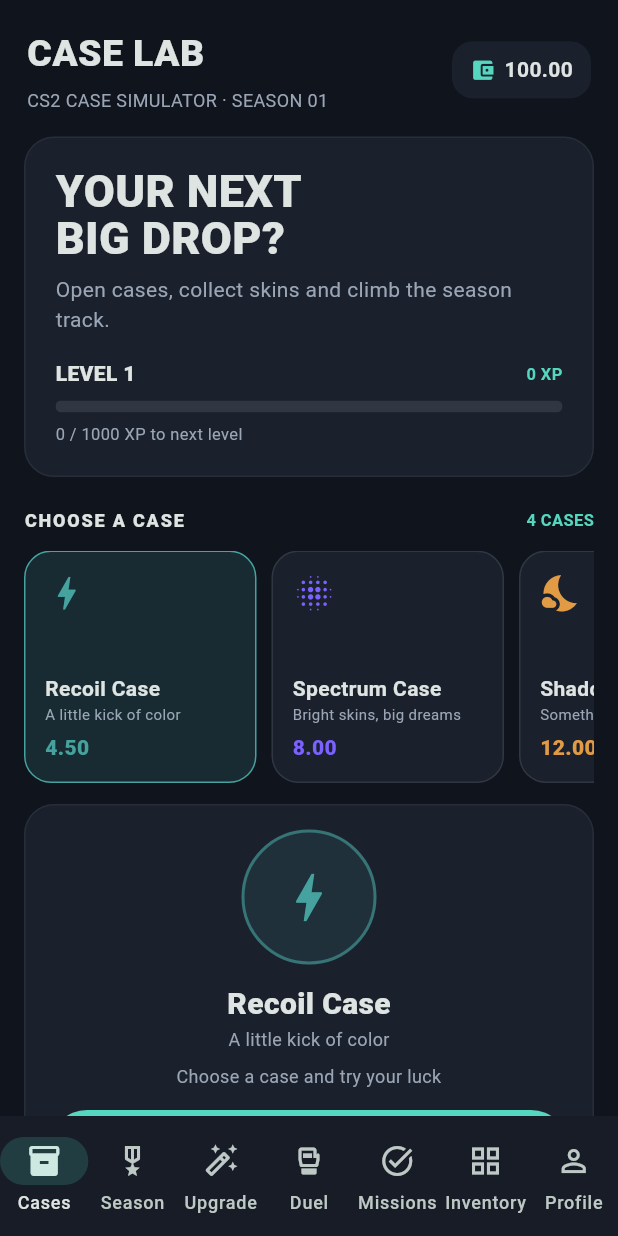
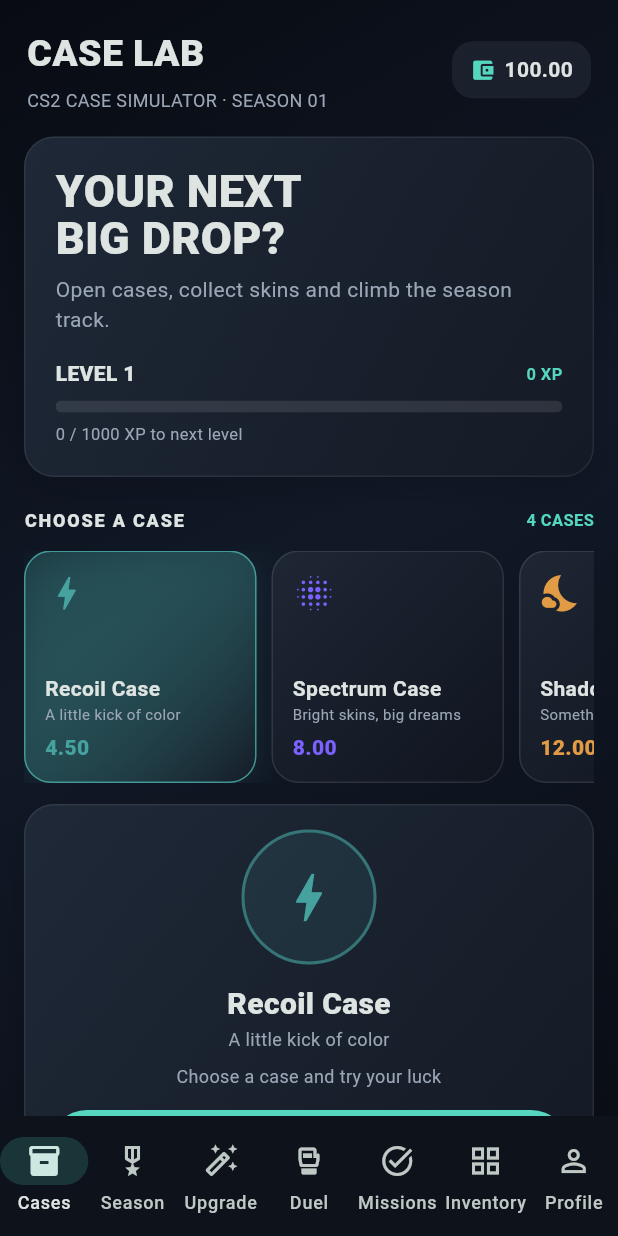
Before and after one commit to kochbratan67bratok/cases, a Flutter app: the screen it shows after launch, on a phone screen of 412 x 824 dp. Run offline on Flutter 3.47's test engine with Material 3 defaults, Android fonts, the phone set to English and light mode, and no system bars; statements that could not run were skipped.

Commit message:
Add layered CS2-inspired background and glass panels

```diff
--- a/lib/main.dart
+++ b/lib/main.dart
@@ -160,8 +160,14 @@ class _GameShellState extends State<GameShell> {
  void claimMission(Mission m){if(!m.complete||m.claimed)return;setState(() { m.claimed=true; balance+=m.reward; });}
  void claimLevel(int n){if(n>level||claimedLevels.contains(n))return;setState(() { claimedLevels.add(n); balance+=50+n*10; });}
  @override Widget build(BuildContext context)=>Scaffold(
-  body:SafeArea(child:IndexedStack(index:tab,children:[home(),battlePass(),upgradePage(),duelPage(),missionPage(),inventoryPage(),profilePage()])),
-  bottomNavigationBar:NavigationBar(selectedIndex:tab,onDestinationSelected:(i)=>setState(()=>tab=i),backgroundColor:const Color(0xFF171C27),indicatorColor:mint.withValues(alpha:.18),destinations:const[
+  backgroundColor:bg,
+  body:Stack(children:[
+   const Positioned.fill(child:DecoratedBox(decoration:BoxDecoration(gradient:LinearGradient(begin:Alignment.topLeft,end:Alignment.bottomRight,colors:[Color(0xFF080B12),Color(0xFF111927),Color(0xFF0A0E15)])))),
+   Positioned(top:-140,right:-90,child:IgnorePointer(child(Container(width:340,height:340,decoration:BoxDecoration(shape:BoxShape.circle,gradient:RadialGradient(colors:[mint.withValues(alpha:.16),mint.withValues(alpha:.035),Colors.transparent])))))),
+   Positioned(bottom:40,left:-160,child:IgnorePointer(child(Container(width:360,height:360,decoration:BoxDecoration(shape:BoxShape.circle,gradient:RadialGradient(colors:[const Color(0xFF5D54D9).withValues(alpha:.15),const Color(0xFF5D54D9).withValues(alpha:.035),Colors.transparent])))))),
+   SafeArea(child:IndexedStack(index:tab,children:[home(),battlePass(),upgradePage(),duelPage(),missionPage(),inventoryPage(),profilePage()])),
+  ]),
+  bottomNavigationBar:NavigationBar(elevation:0,selectedIndex:tab,onDestinationSelected:(i)=>setState(()=>tab=i),backgroundColor:const Color(0xF20D121B),indicatorColor:mint.withValues(alpha:.18),destinations:const[
    NavigationDestination(icon:Icon(Icons.inventory_2_outlined),selectedIcon:Icon(Icons.inventory_2),label:'Cases'),
    NavigationDestination(icon:Icon(Icons.military_tech_outlined),selectedIcon:Icon(Icons.military_tech),label:'Season'),
    NavigationDestination(icon:Icon(Icons.auto_fix_high_outlined),selectedIcon:Icon(Icons.auto_fix_high),label:'Upgrade'),
@@ -178,7 +184,7 @@ class _GameShellState extends State<GameShell> {
   ]))),
   SliverPadding(padding:const EdgeInsets.fromLTRB(16,8,16,26),sliver:SliverList(delegate:SliverChildListDelegate(children))),
  ]);
- Widget box(Widget child,{EdgeInsets padding=const EdgeInsets.all(16)})=>Container(padding:padding,decoration:BoxDecoration(color:panel,borderRadius:BorderRadius.circular(20),border:Border.all(color:Colors.white.withValues(alpha:.06))),child:child);
+ Widget box(Widget child,{EdgeInsets padding=const EdgeInsets.all(16)})=>Container(padding:padding,decoration:BoxDecoration(gradient:const LinearGradient(begin:Alignment.topLeft,end:Alignment.bottomRight,colors:[Color(0xEE202A39),Color(0xE9151B26)]),borderRadius:BorderRadius.circular(20),border:Border.all(color:Colors.white.withValues(alpha:.075)),boxShadow:const [BoxShadow(color:Color(0x22000000),blurRadius:18,offset:Offset(0,8))]),child:child);
  Widget heading(String text,{String? trailing})=>Padding(padding:const EdgeInsets.only(top:20,bottom:12),child:Row(children:[Expanded(child:Text(text.toUpperCase(),style:const TextStyle(fontSize:12,fontWeight:FontWeight.w900,letterSpacing:1.2))),if(trailing!=null)Text(trailing,style:const TextStyle(color:mint,fontWeight:FontWeight.bold,fontSize:11))]));
  Widget xpBar()=>Column(crossAxisAlignment:CrossAxisAlignment.start,children:[
   Row(children:[Expanded(child:Text('LEVEL $level',style:const TextStyle(fontWeight:FontWeight.w900))),Text('$xp XP',style:const TextStyle(color:mint,fontWeight:FontWeight.bold,fontSize:11))]),
@@ -189,7 +195,7 @@ class _GameShellState extends State<GameShell> {
   box(Column(crossAxisAlignment:CrossAxisAlignment.start,children:[const Text('YOUR NEXT\nBIG DROP?',style:TextStyle(fontSize:30,height:1.04,fontWeight:FontWeight.w900)),const SizedBox(height:9),const Text('Open cases, collect skins and climb the season track.',style:TextStyle(color:muted)),const SizedBox(height:16),xpBar()] ),padding:const EdgeInsets.all(20)),
   heading('Choose a case',trailing:'${caseList.length} CASES'),
   SizedBox(height:155,child:ListView.separated(scrollDirection:Axis.horizontal,itemCount:caseList.length,separatorBuilder:(_,__)=>const SizedBox(width:10),itemBuilder:(context,i){
-   final c=caseList[i];return GestureDetector(onTap:opening?null:()=>setState(() { selected=c; lastDrop=null; rollItems=[]; rollWinnerIndex=null; status='Ready to open ${c.name}'; }),child:Container(width:155,padding:const EdgeInsets.all(13),decoration:BoxDecoration(color:selected==c?c.color.withValues(alpha:.16):panel,borderRadius:BorderRadius.circular(18),border:Border.all(color:selected==c?c.color:Colors.white10)),child:Column(crossAxisAlignment:CrossAxisAlignment.start,children:[Icon(c.icon,size:29,color:c.color),const Spacer(),Text(c.name,maxLines:1,overflow:TextOverflow.ellipsis,style:const TextStyle(fontWeight:FontWeight.bold)),Text(c.subtitle,maxLines:1,overflow:TextOverflow.ellipsis,style:const TextStyle(color:muted,fontSize:10)),const SizedBox(height:5),Text('${c.price.toStringAsFixed(2)}',style:TextStyle(color:c.color,fontWeight:FontWeight.w900))])));
+   final c=caseList[i];return GestureDetector(onTap:opening?null:()=>setState(() { selected=c; lastDrop=null; rollItems=[]; rollWinnerIndex=null; status='Ready to open ${c.name}'; }),child:Container(width:155,padding:const EdgeInsets.all(13),decoration:BoxDecoration(gradient:LinearGradient(begin:Alignment.topLeft,end:Alignment.bottomRight,colors:selected==c?[c.color.withValues(alpha:.24),const Color(0xFF151B27)]:[const Color(0xD9212937),const Color(0xD910151F)]),borderRadius:BorderRadius.circular(18),border:Border.all(color:selected==c?c.color.withValues(alpha:.9):Colors.white10),boxShadow:selected==c?[BoxShadow(color:c.color.withValues(alpha:.13),blurRadius:18,offset:const Offset(0,5))]:null),child:Column(crossAxisAlignment:CrossAxisAlignment.start,children:[Icon(c.icon,size:29,color:c.color),const Spacer(),Text(c.name,maxLines:1,overflow:TextOverflow.ellipsis,style:const TextStyle(fontWeight:FontWeight.bold)),Text(c.subtitle,maxLines:1,overflow:TextOverflow.ellipsis,style:const TextStyle(color:muted,fontSize:10)),const SizedBox(height:5),Text('${c.price.toStringAsFixed(2)}',style:TextStyle(color:c.color,fontWeight:FontWeight.w900))])));
   })),
   const SizedBox(height:14),
   box(Column(children:[
```
